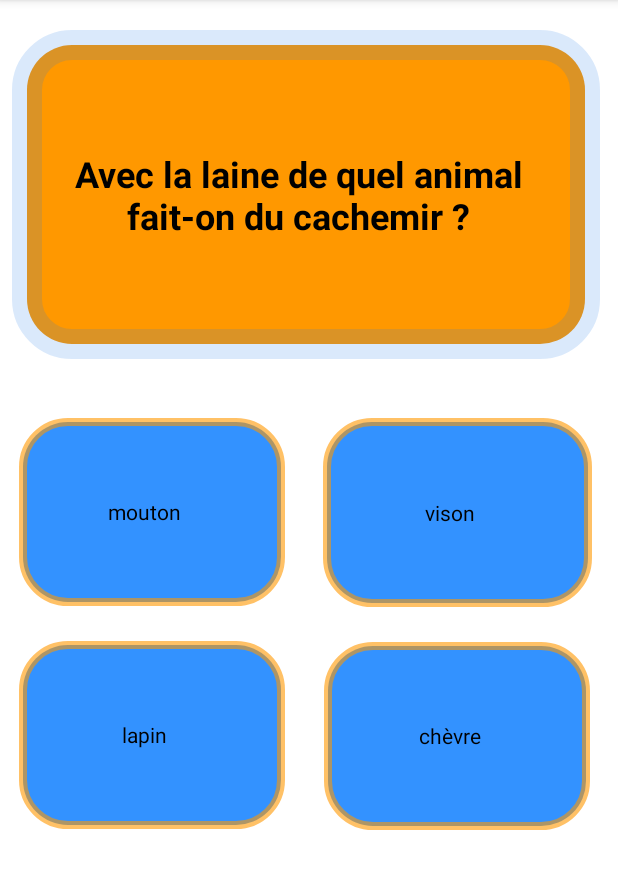
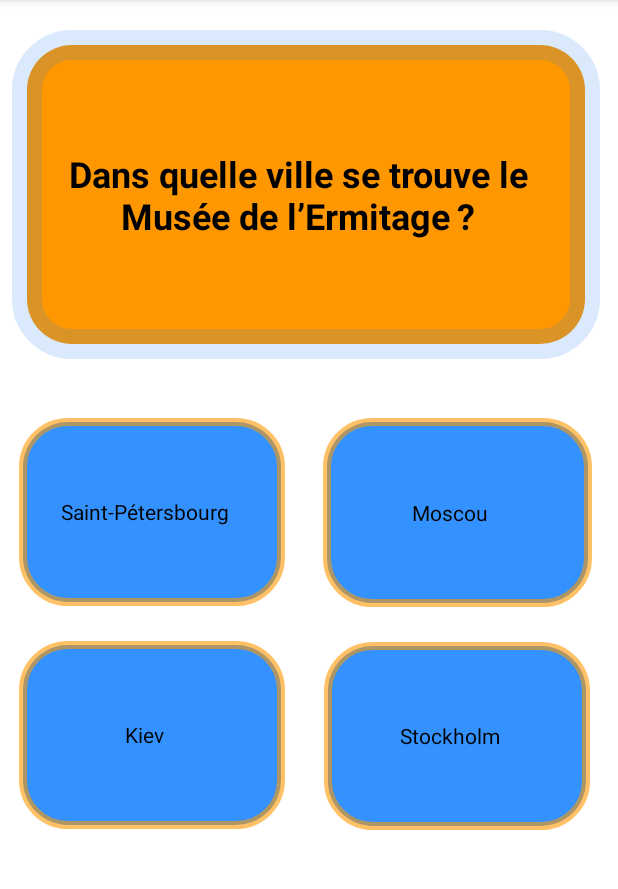
Before and after one commit to axellesolignac/ProjetKotlin, an Android app: the QuizActivity screen opened directly, with no data from a screen before it, after a tap on "UB40", on a phone screen of 412 x 824 dp, the part 84-973 px from its top. Run offline under Robolectric (Android 15) with nearby library versions, the phone set to English and light mode, and no system bars; 1 other tap on this screen came first.

Commit message:
Ajout questions quizz

```diff
--- a/app/src/main/java/com/mobiledev/projetkotlin/QuizActivity.kt
+++ b/app/src/main/java/com/mobiledev/projetkotlin/QuizActivity.kt
@@ -33,6 +33,13 @@ class QuizActivity : AppCompatActivity() {
         quizs.add(Quiz("En quelle année Charlemagne se fait-il sacrer empereur ?", "756 ap.J.C", "800 ap.J.C", "787 ap.J.C", "843 ap.J.C",2))
         quizs.add(Quiz("Avec la laine de quel animal fait-on du cachemir ?", "mouton", "vison", "lapin", "chèvre",4))
         quizs.add(Quiz("Quel est l'album le plus vendu des Pink Floyd ?", "The Dark side of the moon", "The Wall", "The Final Cut", "Wish You Were Here",1))
+        quizs.add(Quiz("De quelle ville française le cannelé est-il une spécialité ?", "Toulouse", "Marseille", "Nantes", "Bordeaux",4))
+        quizs.add(Quiz("Quel arbre produit la noix de pécan ?", "Macadamia", "Noisetier", "Pacanier", "Pécunier",3))
+        quizs.add(Quiz("Dans quelle ville se trouve le Musée de l’Ermitage ?", "Saint-Pétersbourg", "Moscou", "Kiev", "Stockholm",1))
+        quizs.add(Quiz("Quel légume entre dans la composition du tzatziki ?", "Câpre", "Cornichon", "Poivron", "Concombre",4))
+        quizs.add(Quiz("Dans quel pays est né le tango ?", "Brésil", "Argentine", "Espagne", "Cuba",2))
+        quizs.add(Quiz("En quelle année, la Ve République est-elle entrée en vigueur en France ?", "1878", "1905", "1958", "1962",1))
+        quizs.add(Quiz("Quelle est la capitale de l’Inde ?", "Calcutta", "Bangalore", "New Delhi", "Mumbai",3))
 
         shuffle(quizs);
 
```
